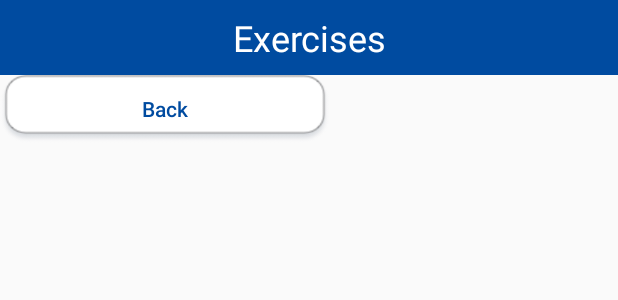
After one commit to LauraDouglas24/HoopHacksApp, an Android app: the layout content_exercise_view.xml on its own in the app's theme, with its tools: preview values and no code run, on a phone screen of 412 x 824 dp. The commit adds this screen. Shown: the top 300 px of the screen. Run offline under Robolectric (Android 15) with nearby library versions, the light colour scheme and no system bars.

Commit message:
Exercise View

```diff
--- /dev/null
+++ b/app/src/main/res/layout/content_exercise_view.xml
@@ -0,0 +1,39 @@
+<?xml version="1.0" encoding="utf-8"?>
+<android.support.constraint.ConstraintLayout xmlns:android="http://schemas.android.com/apk/res/android"
+    xmlns:app="http://schemas.android.com/apk/res-auto"
+    xmlns:tools="http://schemas.android.com/tools"
+    android:layout_width="match_parent"
+    android:layout_height="match_parent"
+    app:layout_behavior="@string/appbar_scrolling_view_behavior"
+    tools:context="com.hoophacks.hoophacks3.ExerciseView"
+    tools:showIn="@layout/activity_exercise_view">
+
+    <RelativeLayout
+        android:layout_width="match_parent"
+        android:layout_height="match_parent">
+
+        <TextView
+            android:id="@+id/tvTitle"
+            android:text="Exercises"
+            android:background="@color/colorPrimaryDark"
+            android:textColor="@android:color/white"
+            android:textSize="24sp"
+            android:gravity="center_horizontal|center_vertical"
+            android:layout_width="match_parent"
+            android:layout_height="50dp"
+            />
+
+    <Button
+        android:id="@+id/bBack"
+        android:layout_width="220dp"
+        android:layout_height="45dp"
+        android:layout_below="@id/tvTitle"
+        android:background="@drawable/whitebutton"
+        android:gravity="center_vertical|center_horizontal"
+        android:text="Back"
+        android:textColor="@color/colorPrimaryDark"
+        android:paddingBottom="8dp"
+        android:paddingTop="8dp"
+        android:textAllCaps="false"/>
+    </RelativeLayout>
+</android.support.constraint.ConstraintLayout>
--- a/app/src/main/res/layout/item_layout.xml
+++ b/app/src/main/res/layout/item_layout.xml
@@ -6,7 +6,8 @@
     xmlns:card_view="http://schemas.android.com/tools"
     app:cardElevation="2dp"
     app:cardCornerRadius="5dp"
-    app:cardUseCompatPadding="true">
+    app:cardUseCompatPadding="true"
+    android:clickable="true">
 
     <RelativeLayout
         android:layout_width="match_parent"
```
Also changed, not shown: app/src/main/java/com/hoophacks/hoophacks3/ExerciseList.java (+15 -4 lines), app/src/main/java/com/hoophacks/hoophacks3/ExerciseView.java (added, +51 -0 lines), app/src/main/res/layout/activity_exercise_view.xml (added, +33 -0 lines).
